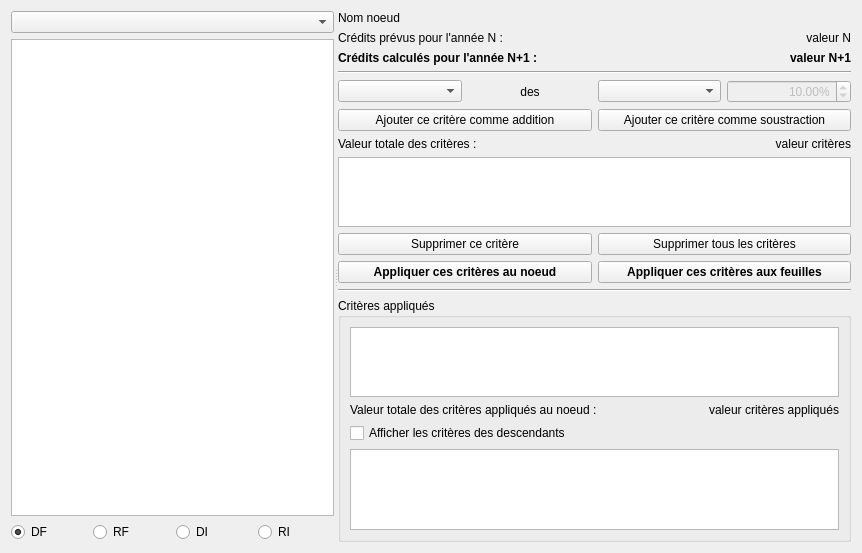
The window that formauditprevisions.ui (GiPiLab/ProtonClassicSuite) describes before a commit, drawn with Qt 5.
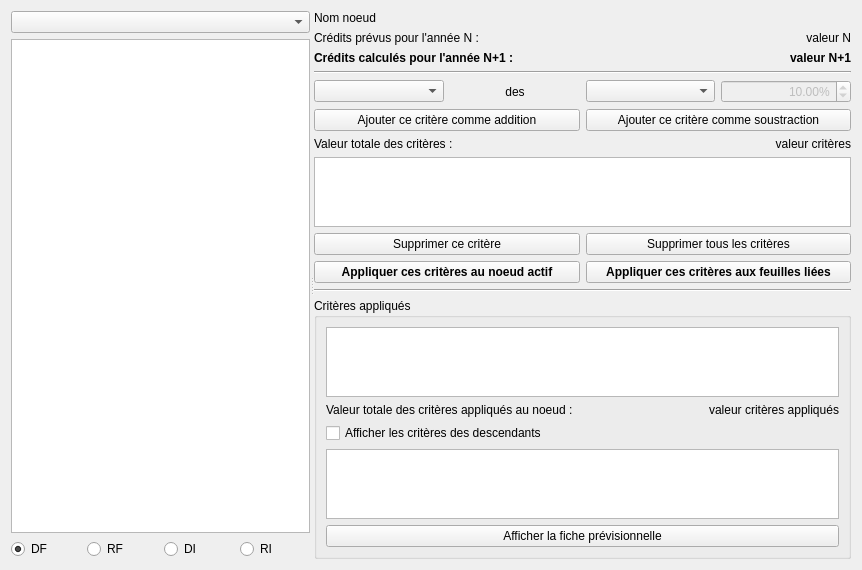
The same window after the commit.

What changed in the file:
```diff
--- a/formauditprevisions.ui
+++ b/formauditprevisions.ui
@@ -222,7 +222,7 @@
           </font>
          </property>
          <property name="text">
-          <string>Appliquer ces critères aux feuilles</string>
+          <string>Appliquer ces critères aux feuilles liées</string>
          </property>
         </widget>
        </item>
@@ -242,7 +242,7 @@
           </font>
          </property>
          <property name="text">
-          <string>Appliquer ces critères au noeud</string>
+          <string>Appliquer ces critères au noeud actif</string>
          </property>
         </widget>
        </item>
@@ -371,6 +371,13 @@
             </property>
            </widget>
           </item>
+          <item row="5" column="0" colspan="2">
+           <widget class="QPushButton" name="pushButtonDisplayReport">
+            <property name="text">
+             <string>Afficher la fiche prévisionnelle</string>
+            </property>
+           </widget>
+          </item>
          </layout>
         </widget>
        </item>
```
